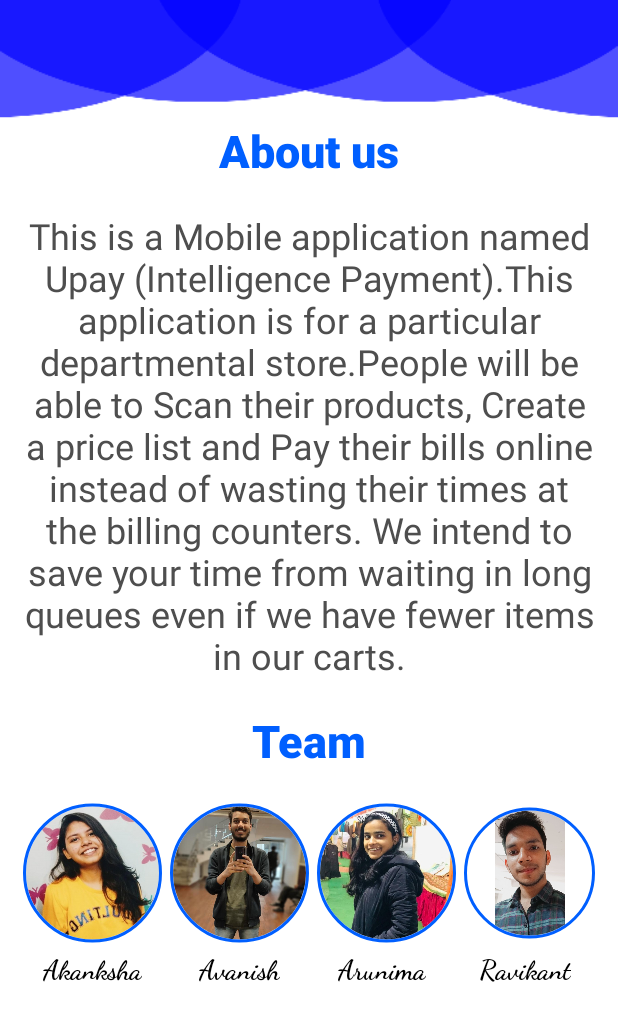
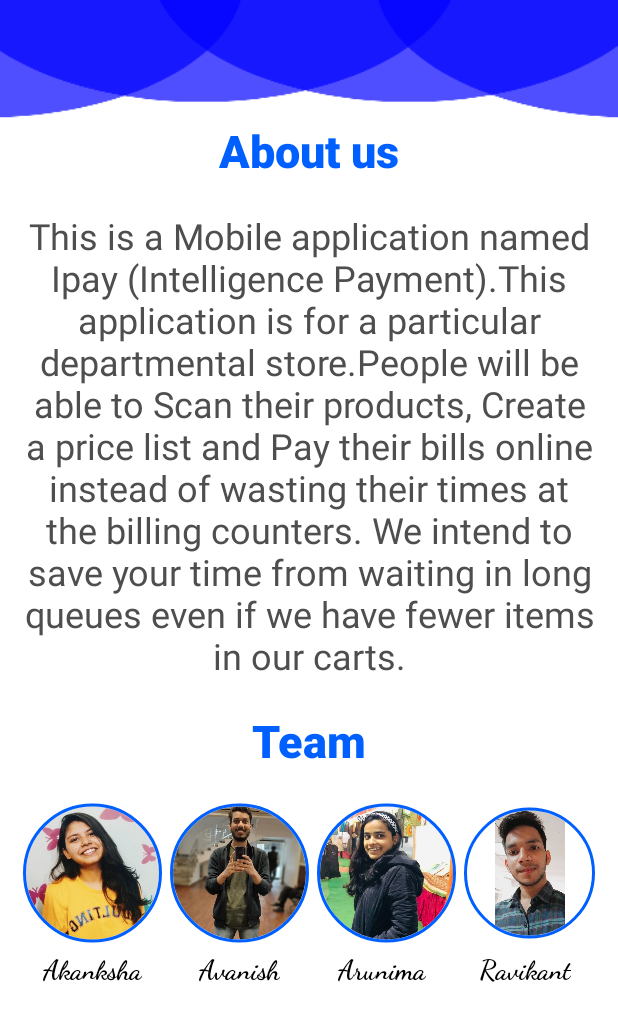
Before and after one commit to ravikant0055/IpayApp, an Android app: the AboutActivity screen opened directly, with no data from a screen before it, on a phone screen of 412 x 824 dp. Shown: the top 1021 px of the screen. Run offline under Robolectric (Android 15) with nearby library versions, the phone set to English and light mode, and no system bars; our stand-ins replace CircleImageView.

Commit message:
Text corrected

```diff
--- a/app/src/main/res/layout/activity_about.xml
+++ b/app/src/main/res/layout/activity_about.xml
@@ -36,7 +36,8 @@
             android:text="@string/paragraph"
             android:textColor="#4E4E4E"
             android:textSize="24sp"
-            android:textAlignment="center"/>
+            android:textAlignment="center"
+            android:gravity="center_horizontal" />
 
         <TextView
             android:id="@+id/team"
--- a/app/src/main/res/values/strings.xml
+++ b/app/src/main/res/values/strings.xml
@@ -1,4 +1,4 @@
 <resources>
     <string name="app_name">Ipay</string>
-    <string name="paragraph">This is a Mobile application named Upay (Intelligence Payment).This application is for a particular departmental store.People will be able to Scan their products, Create a price list and Pay their bills online instead of wasting their times at the billing counters. We intend to save your time from waiting in long queues even if we have fewer items in our carts.</string>
+    <string name="paragraph">This is a Mobile application named Ipay (Intelligence Payment).This application is for a particular departmental store.People will be able to Scan their products, Create a price list and Pay their bills online instead of wasting their times at the billing counters. We intend to save your time from waiting in long queues even if we have fewer items in our carts.</string>
 </resources>
```
